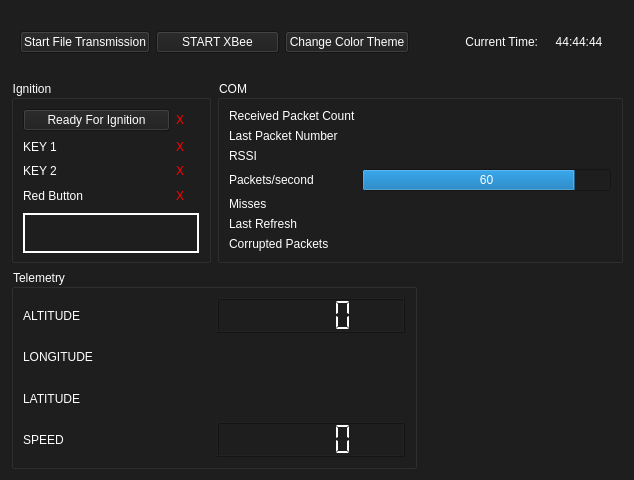
This is UI/ui_file/press_alt.ui in MorgesHAB/ERT2020GS as Qt 5 draws it before an edit. The edited form follows.
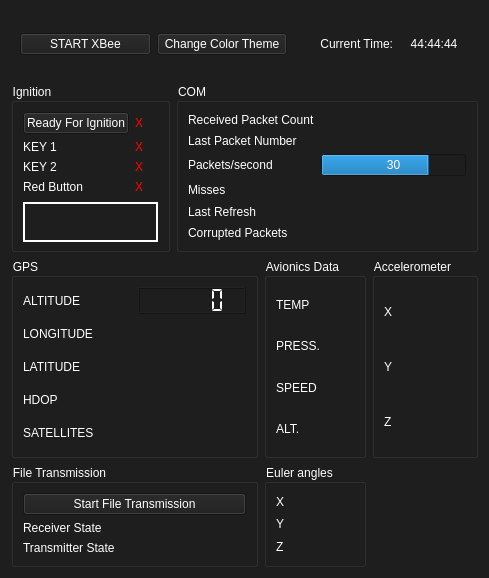
This is the edited form. Icons and pictures are not drawn.

Commit message: Gui telemetry-gps-transmission finished

Patch:
```diff
--- a/UI/ui_file/press_alt.ui
+++ b/UI/ui_file/press_alt.ui
@@ -6,8 +6,8 @@
    <rect>
     <x>0</x>
     <y>0</y>
-    <width>634</width>
-    <height>480</height>
+    <width>489</width>
+    <height>578</height>
    </rect>
   </property>
   <property name="minimumSize">
@@ -33,8 +33,8 @@
 color: rgb(255, 255, 255);</string>
   </property>
   <layout class="QGridLayout" name="gridLayout">
-   <item row="4" column="0" colspan="2">
-    <widget class="QGroupBox" name="telemetry_box">
+   <item row="3" column="0" rowspan="2" colspan="2">
+    <widget class="QGroupBox" name="gps_box">
      <property name="minimumSize">
       <size>
        <width>0</width>
@@ -42,7 +42,7 @@
       </size>
      </property>
      <property name="title">
-      <string>Telemetry</string>
+      <string>GPS</string>
      </property>
      <layout class="QGridLayout" name="gridLayout_3">
       <item row="1" column="0">
@@ -52,13 +52,6 @@
         </property>
        </widget>
       </item>
-      <item row="8" column="0">
-       <widget class="QLabel" name="speed_label">
-        <property name="text">
-         <string>SPEED</string>
-        </property>
-       </widget>
-      </item>
       <item row="3" column="0">
        <widget class="QLabel" name="latitude_label">
         <property name="text">
@@ -66,13 +59,6 @@
         </property>
        </widget>
       </item>
-      <item row="8" column="1">
-       <widget class="QLCDNumber" name="speed_lcd">
-        <property name="segmentStyle">
-         <enum>QLCDNumber::Flat</enum>
-        </property>
-       </widget>
-      </item>
       <item row="3" column="1">
        <widget class="QLabel" name="latitude_panel">
         <property name="minimumSize">
@@ -110,25 +96,38 @@
         </property>
        </widget>
       </item>
+      <item row="4" column="1">
+       <widget class="QLabel" name="hdop_panel">
+        <property name="text">
+         <string/>
+        </property>
+       </widget>
+      </item>
+      <item row="4" column="0">
+       <widget class="QLabel" name="hdop_label">
+        <property name="text">
+         <string>HDOP</string>
+        </property>
+       </widget>
+      </item>
+      <item row="5" column="0">
+       <widget class="QLabel" name="sat_nbr_label">
+        <property name="text">
+         <string>SATELLITES</string>
+        </property>
+       </widget>
+      </item>
+      <item row="5" column="1">
+       <widget class="QLabel" name="sat_nbr_panel">
+        <property name="text">
+         <string/>
+        </property>
+       </widget>
+      </item>
      </layout>
     </widget>
    </item>
-   <item row="4" column="2">
-    <widget class="QLabel" name="logo">
-     <property name="toolTip">
-      <string>&lt;html&gt;&lt;head/&gt;&lt;body&gt;&lt;p&gt;Project Bella Lui 2020&lt;/p&gt;&lt;/body&gt;&lt;/html&gt;</string>
-     </property>
-     <property name="styleSheet">
-      <string notr="true">
-
-image: url(:/assets/logo.png);</string>
-     </property>
-     <property name="text">
-      <string/>
-     </property>
-    </widget>
-   </item>
-   <item row="0" column="0" colspan="3">
+   <item row="0" column="0" colspan="4">
     <widget class="QWidget" name="widget" native="true">
      <layout class="QGridLayout" name="gridLayout_5">
       <item row="0" column="4">
@@ -178,6 +177,12 @@
       </item>
       <item row="0" column="3">
        <widget class="QLabel" name="current_time_label">
+        <property name="maximumSize">
+         <size>
+          <width>100</width>
+          <height>16777215</height>
+         </size>
+        </property>
         <property name="text">
          <string>Current Time:</string>
         </property>
@@ -186,157 +191,70 @@
         </property>
        </widget>
       </item>
-      <item row="0" column="0">
-       <widget class="QPushButton" name="file_transmission_button">
-        <property name="text">
-         <string>Start File Transmission</string>
-        </property>
-       </widget>
-      </item>
      </layout>
     </widget>
    </item>
-   <item row="2" column="1" colspan="2">
-    <widget class="QGroupBox" name="com_box">
+   <item row="5" column="2">
+    <widget class="QGroupBox" name="euler_box">
      <property name="title">
-      <string>COM</string>
+      <string>Euler angles</string>
      </property>
-     <layout class="QGridLayout" name="gridLayout_4">
-      <item row="7" column="0">
-       <widget class="QLabel" name="last_refresh_label">
-        <property name="toolTip">
-         <string>&lt;html&gt;&lt;head/&gt;&lt;body&gt;&lt;p&gt;Last packet's timestamp&lt;/p&gt;&lt;/body&gt;&lt;/html&gt;</string>
+     <layout class="QGridLayout" name="gridLayout_6">
+      <item row="0" column="1">
+       <widget class="QLabel" name="euler_x_panel">
+        <property name="text">
+         <string/>
         </property>
+       </widget>
+      </item>
+      <item row="1" column="1">
+       <widget class="QLabel" name="euler_y_panel">
         <property name="text">
-         <string>Last Refresh</string>
+         <string/>
+        </property>
+       </widget>
+      </item>
+      <item row="0" column="0">
+       <widget class="QLabel" name="euler_x_label">
+        <property name="maximumSize">
+         <size>
+          <width>25</width>
+          <height>16777215</height>
+         </size>
+        </property>
+        <property name="text">
+         <string>X</string>
+        </property>
+       </widget>
+      </item>
+      <item row="1" column="0">
+       <widget class="QLabel" name="euler_y_label">
+        <property name="maximumSize">
+         <size>
+          <width>25</width>
+          <height>16777215</height>
+         </size>
+        </property>
+        <property name="text">
+         <string>Y</string>
         </property>
        </widget>
       </item>
       <item row="2" column="0">
-       <widget class="QLabel" name="last_packet_nbr_label">
-        <property name="toolTip">
-         <string>&lt;html&gt;&lt;head/&gt;&lt;body&gt;&lt;p&gt;The last received packet's number (defined by TX)&lt;/p&gt;&lt;/body&gt;&lt;/html&gt;</string>
+       <widget class="QLabel" name="euler_z_label">
+        <property name="maximumSize">
+         <size>
+          <width>25</width>
+          <height>16777215</height>
+         </size>
         </property>
         <property name="text">
-         <string>Last Packet Number</string>
-        </property>
-       </widget>
-      </item>
-      <item row="4" column="0">
-       <widget class="QLabel" name="packets_second_label">
-        <property name="toolTip">
-         <string>&lt;html&gt;&lt;head/&gt;&lt;body&gt;&lt;p&gt;The number of packets received in last second&lt;/p&gt;&lt;/body&gt;&lt;/html&gt;</string>
-        </property>
-        <property name="text">
-         <string>Packets/second</string>
-        </property>
-       </widget>
-      </item>
-      <item row="4" column="1">
-       <widget class="QProgressBar" name="packets_second_bar">
-        <property name="toolTip">
-         <string>&lt;html&gt;&lt;head/&gt;&lt;body&gt;&lt;p&gt;The number of packets received in last second&lt;/p&gt;&lt;/body&gt;&lt;/html&gt;</string>
-        </property>
-        <property name="styleSheet">
-         <string notr="true"/>
-        </property>
-        <property name="maximum">
-         <number>70</number>
-        </property>
-        <property name="value">
-         <number>60</number>
-        </property>
-        <property name="invertedAppearance">
-         <bool>false</bool>
-        </property>
-        <property name="format">
-         <string>%v</string>
+         <string>Z</string>
         </property>
        </widget>
       </item>
       <item row="2" column="1">
-       <widget class="QLabel" name="last_packet_number_panel">
-        <property name="toolTip">
-         <string>&lt;html&gt;&lt;head/&gt;&lt;body&gt;&lt;p&gt;The last received packet's number (defined by TX)&lt;/p&gt;&lt;/body&gt;&lt;/html&gt;</string>
-        </property>
-        <property name="text">
-         <string/>
-        </property>
-       </widget>
-      </item>
-      <item row="3" column="0">
-       <widget class="QLabel" name="rssi_label">
-        <property name="text">
-         <string>RSSI</string>
-        </property>
-       </widget>
-      </item>
-      <item row="3" column="1">
-       <widget class="QLabel" name="rssi_panel">
-        <property name="text">
-         <string/>
-        </property>
-       </widget>
-      </item>
-      <item row="1" column="0">
-       <widget class="QLabel" name="received_pack_cnt_label">
-        <property name="toolTip">
-         <string>&lt;html&gt;&lt;head/&gt;&lt;body&gt;&lt;p&gt;The count of the received packets from the start of the program&lt;/p&gt;&lt;/body&gt;&lt;/html&gt;</string>
-        </property>
-        <property name="text">
-         <string>Received Packet Count</string>
-        </property>
-       </widget>
-      </item>
-      <item row="7" column="1">
-       <widget class="QLabel" name="last_refresh_panel">
-        <property name="toolTip">
-         <string>&lt;html&gt;&lt;head/&gt;&lt;body&gt;&lt;p&gt;Last packet's timestamp&lt;/p&gt;&lt;/body&gt;&lt;/html&gt;</string>
-        </property>
-        <property name="text">
-         <string/>
-        </property>
-       </widget>
-      </item>
-      <item row="1" column="1">
-       <widget class="QLabel" name="received_pack_cnt_panel">
-        <property name="toolTip">
-         <string>&lt;html&gt;&lt;head/&gt;&lt;body&gt;&lt;p&gt;The count of the received packets from the start of the program&lt;/p&gt;&lt;/body&gt;&lt;/html&gt;</string>
-        </property>
-        <property name="text">
-         <string/>
-        </property>
-       </widget>
-      </item>
-      <item row="6" column="0">
-       <widget class="QLabel" name="miss_label">
-        <property name="toolTip">
-         <string>&lt;html&gt;&lt;head/&gt;&lt;body&gt;&lt;p&gt;Lost packets in last 2 seconds&lt;/p&gt;&lt;/body&gt;&lt;/html&gt;</string>
-        </property>
-        <property name="text">
-         <string>Misses</string>
-        </property>
-       </widget>
-      </item>
-      <item row="6" column="1">
-       <widget class="QLabel" name="miss_panel">
-        <property name="toolTip">
-         <string>&lt;html&gt;&lt;head/&gt;&lt;body&gt;&lt;p&gt;Lost packets in last 2 seconds&lt;/p&gt;&lt;/body&gt;&lt;/html&gt;</string>
-        </property>
-        <property name="text">
-         <string/>
-        </property>
-       </widget>
-      </item>
-      <item row="8" column="0">
-       <widget class="QLabel" name="corrupted_label">
-        <property name="text">
-         <string>Corrupted Packets</string>
-        </property>
-       </widget>
-      </item>
-      <item row="8" column="1">
-       <widget class="QLabel" name="corrupted_panel">
+       <widget class="QLabel" name="euler_z_panel">
         <property name="text">
          <string/>
         </property>
@@ -529,6 +447,358 @@
      </layout>
     </widget>
    </item>
+   <item row="3" column="2" rowspan="2">
+    <widget class="QGroupBox" name="avionics_box">
+     <property name="title">
+      <string>Avionics Data</string>
+     </property>
+     <layout class="QGridLayout" name="gridLayout_8">
+      <item row="3" column="0">
+       <widget class="QLabel" name="altitude_label_telemetry">
+        <property name="text">
+         <string>ALT.</string>
+        </property>
+       </widget>
+      </item>
+      <item row="2" column="0">
+       <widget class="QLabel" name="speed_label">
+        <property name="text">
+         <string>SPEED</string>
+        </property>
+       </widget>
+      </item>
+      <item row="0" column="0">
+       <widget class="QLabel" name="temperature_label">
+        <property name="text">
+         <string>TEMP</string>
+        </property>
+       </widget>
+      </item>
+      <item row="1" column="0">
+       <widget class="QLabel" name="pressure_label">
+        <property name="text">
+         <string>PRESS.</string>
+        </property>
+       </widget>
+      </item>
+      <item row="0" column="1">
+       <widget class="QLabel" name="temperature_panel">
+        <property name="text">
+         <string/>
+        </property>
+       </widget>
+      </item>
+      <item row="1" column="1">
+       <widget class="QLabel" name="pressure_panel">
+        <property name="text">
+         <string/>
+        </property>
+       </widget>
+      </item>
+      <item row="2" column="1">
+       <widget class="QLabel" name="speed_panel">
+        <property name="text">
+         <string/>
+        </property>
+       </widget>
+      </item>
+      <item row="3" column="1">
+       <widget class="QLabel" name="altitude_panel_telemetry">
+        <property name="text">
+         <string/>
+        </property>
+       </widget>
+      </item>
+     </layout>
+    </widget>
+   </item>
+   <item row="5" column="3">
+    <widget class="QLabel" name="logo">
+     <property name="toolTip">
+      <string>&lt;html&gt;&lt;head/&gt;&lt;body&gt;&lt;p&gt;Project Bella Lui 2020&lt;/p&gt;&lt;/body&gt;&lt;/html&gt;</string>
+     </property>
+     <property name="styleSheet">
+      <string notr="true">
+
+image: url(:/assets/logo.png);</string>
+     </property>
+     <property name="text">
+      <string/>
+     </property>
+    </widget>
+   </item>
+   <item row="3" column="3" rowspan="2">
+    <widget class="QGroupBox" name="accel_box">
+     <property name="title">
+      <string>Accelerometer</string>
+     </property>
+     <layout class="QGridLayout" name="gridLayout_7">
+      <item row="0" column="0">
+       <widget class="QLabel" name="accel_x_label">
+        <property name="maximumSize">
+         <size>
+          <width>25</width>
+          <height>16777215</height>
+         </size>
+        </property>
+        <property name="text">
+         <string>X</string>
+        </property>
+       </widget>
+      </item>
+      <item row="2" column="0">
+       <widget class="QLabel" name="accel_z_label">
+        <property name="maximumSize">
+         <size>
+          <width>25</width>
+          <height>16777215</height>
+         </size>
+        </property>
+        <property name="text">
+         <string>Z</string>
+        </property>
+       </widget>
+      </item>
+      <item row="1" column="0">
+       <widget class="QLabel" name="accel_y_label">
+        <property name="maximumSize">
+         <size>
+          <width>25</width>
+          <height>16777215</height>
+         </size>
+        </property>
+        <property name="text">
+         <string>Y</string>
+        </property>
+       </widget>
+      </item>
+      <item row="0" column="1">
+       <widget class="QLabel" name="accel_x_panel">
+        <property name="text">
+         <string/>
+        </property>
+       </widget>
+      </item>
+      <item row="1" column="1">
+       <widget class="QLabel" name="accel_y_panel">
+        <property name="text">
+         <string/>
+        </property>
+       </widget>
+      </item>
+      <item row="2" column="1">
+       <widget class="QLabel" name="accel_z_panel">
+        <property name="text">
+         <string/>
+        </property>
+       </widget>
+      </item>
+     </layout>
+    </widget>
+   </item>
+   <item row="5" column="0" colspan="2">
+    <widget class="QGroupBox" name="groupBox">
+     <property name="title">
+      <string>File Transmission</string>
+     </property>
+     <layout class="QGridLayout" name="gridLayout_9">
+      <item row="1" column="0">
+       <widget class="QLabel" name="receiver_state_label">
+        <property name="minimumSize">
+         <size>
+          <width>140</width>
+          <height>0</height>
+         </size>
+        </property>
+        <property name="maximumSize">
+         <size>
+          <width>212411</width>
+          <height>16777215</height>
+         </size>
+        </property>
+        <property name="text">
+         <string>Receiver State</string>
+        </property>
+       </widget>
+      </item>
+      <item row="2" column="0">
+       <widget class="QLabel" name="transmitter_state_label">
+        <property name="minimumSize">
+         <size>
+          <width>140</width>
+          <height>0</height>
+         </size>
+        </property>
+        <property name="maximumSize">
+         <size>
+          <width>1241251</width>
+          <height>16777215</height>
+         </size>
+        </property>
+        <property name="text">
+         <string>Transmitter State</string>
+        </property>
+       </widget>
+      </item>
+      <item row="2" column="1">
+       <widget class="QLabel" name="transmitter_state_panel">
+        <property name="text">
+         <string/>
+        </property>
+       </widget>
+      </item>
+      <item row="0" column="0" colspan="2">
+       <widget class="QPushButton" name="file_transmission_button">
+        <property name="text">
+         <string>Start File Transmission</string>
+        </property>
+       </widget>
+      </item>
+      <item row="1" column="1">
+       <widget class="QLabel" name="receiver_state_panel">
+        <property name="text">
+         <string/>
+        </property>
+       </widget>
+      </item>
+     </layout>
+    </widget>
+   </item>
+   <item row="2" column="1" colspan="3">
+    <widget class="QGroupBox" name="com_box">
+     <property name="title">
+      <string>COM</string>
+     </property>
+     <layout class="QGridLayout" name="gridLayout_4">
+      <item row="6" column="0">
+       <widget class="QLabel" name="last_refresh_label">
+        <property name="toolTip">
+         <string>&lt;html&gt;&lt;head/&gt;&lt;body&gt;&lt;p&gt;Last packet's timestamp&lt;/p&gt;&lt;/body&gt;&lt;/html&gt;</string>
+        </property>
+        <property name="text">
+         <string>Last Refresh</string>
+        </property>
+       </widget>
+      </item>
+      <item row="2" column="0">
+       <widget class="QLabel" name="last_packet_nbr_label">
+        <property name="toolTip">
+         <string>&lt;html&gt;&lt;head/&gt;&lt;body&gt;&lt;p&gt;The last received packet's number (defined by TX)&lt;/p&gt;&lt;/body&gt;&lt;/html&gt;</string>
+        </property>
+        <property name="text">
+         <string>Last Packet Number</string>
+        </property>
+       </widget>
+      </item>
+      <item row="3" column="0">
+       <widget class="QLabel" name="packets_second_label">
+        <property name="toolTip">
+         <string>&lt;html&gt;&lt;head/&gt;&lt;body&gt;&lt;p&gt;The number of packets received in last second&lt;/p&gt;&lt;/body&gt;&lt;/html&gt;</string>
+        </property>
+        <property name="text">
+         <string>Packets/second</string>
+        </property>
+       </widget>
+      </item>
+      <item row="3" column="1">
+       <widget class="QProgressBar" name="packets_second_bar">
+        <property name="toolTip">
+         <string>&lt;html&gt;&lt;head/&gt;&lt;body&gt;&lt;p&gt;The number of packets received in last second&lt;/p&gt;&lt;/body&gt;&lt;/html&gt;</string>
+        </property>
+        <property name="styleSheet">
+         <string notr="true"/>
+        </property>
+        <property name="maximum">
+         <number>40</number>
+        </property>
+        <property name="value">
+         <number>30</number>
+        </property>
+        <property name="invertedAppearance">
+         <bool>false</bool>
+        </property>
+        <property name="format">
+         <string>%v</string>
+        </property>
+       </widget>
+      </item>
+      <item row="2" column="1">
+       <widget class="QLabel" name="last_packet_number_panel">
+        <property name="toolTip">
+         <string>&lt;html&gt;&lt;head/&gt;&lt;body&gt;&lt;p&gt;The last received packet's number (defined by TX)&lt;/p&gt;&lt;/body&gt;&lt;/html&gt;</string>
+        </property>
+        <property name="text">
+         <string/>
+        </property>
+       </widget>
+      </item>
+      <item row="1" column="0">
+       <widget class="QLabel" name="received_pack_cnt_label">
+        <property name="toolTip">
+         <string>&lt;html&gt;&lt;head/&gt;&lt;body&gt;&lt;p&gt;The count of the received packets from the start of the program&lt;/p&gt;&lt;/body&gt;&lt;/html&gt;</string>
+        </property>
+        <property name="text">
+         <string>Received Packet Count</string>
+        </property>
+       </widget>
+      </item>
+      <item row="6" column="1">
+       <widget class="QLabel" name="last_refresh_panel">
+        <property name="toolTip">
+         <string>&lt;html&gt;&lt;head/&gt;&lt;body&gt;&lt;p&gt;Last packet's timestamp&lt;/p&gt;&lt;/body&gt;&lt;/html&gt;</string>
+        </property>
+        <property name="text">
+         <string/>
+        </property>
+       </widget>
+      </item>
+      <item row="1" column="1">
+       <widget class="QLabel" name="received_pack_cnt_panel">
+        <property name="toolTip">
+         <string>&lt;html&gt;&lt;head/&gt;&lt;body&gt;&lt;p&gt;The count of the received packets from the start of the program&lt;/p&gt;&lt;/body&gt;&lt;/html&gt;</string>
+        </property>
+        <property name="text">
+         <string/>
+        </property>
+       </widget>
+      </item>
+      <item row="5" column="0">
+       <widget class="QLabel" name="miss_label">
+        <property name="toolTip">
+         <string>&lt;html&gt;&lt;head/&gt;&lt;body&gt;&lt;p&gt;Lost packets in last 2 seconds&lt;/p&gt;&lt;/body&gt;&lt;/html&gt;</string>
+        </property>
+        <property name="text">
+         <string>Misses</string>
+        </property>
+       </widget>
+      </item>
+      <item row="5" column="1">
+       <widget class="QLabel" name="miss_panel">
+        <property name="toolTip">
+         <string>&lt;html&gt;&lt;head/&gt;&lt;body&gt;&lt;p&gt;Lost packets in last 2 seconds&lt;/p&gt;&lt;/body&gt;&lt;/html&gt;</string>
+        </property>
+        <property name="text">
+         <string/>
+        </property>
+       </widget>
+      </item>
+      <item row="7" column="0">
+       <widget class="QLabel" name="corrupted_label">
+        <property name="text">
+         <string>Corrupted Packets</string>
+        </property>
+       </widget>
+      </item>
+      <item row="7" column="1">
+       <widget class="QLabel" name="corrupted_panel">
+        <property name="text">
+         <string/>
+        </property>
+       </widget>
+      </item>
+     </layout>
+    </widget>
+   </item>
   </layout>
  </widget>
  <resources>
```
Left out of the diff: 4 changed lines with no effect on the pictures. The commit also changes 4 other files.
